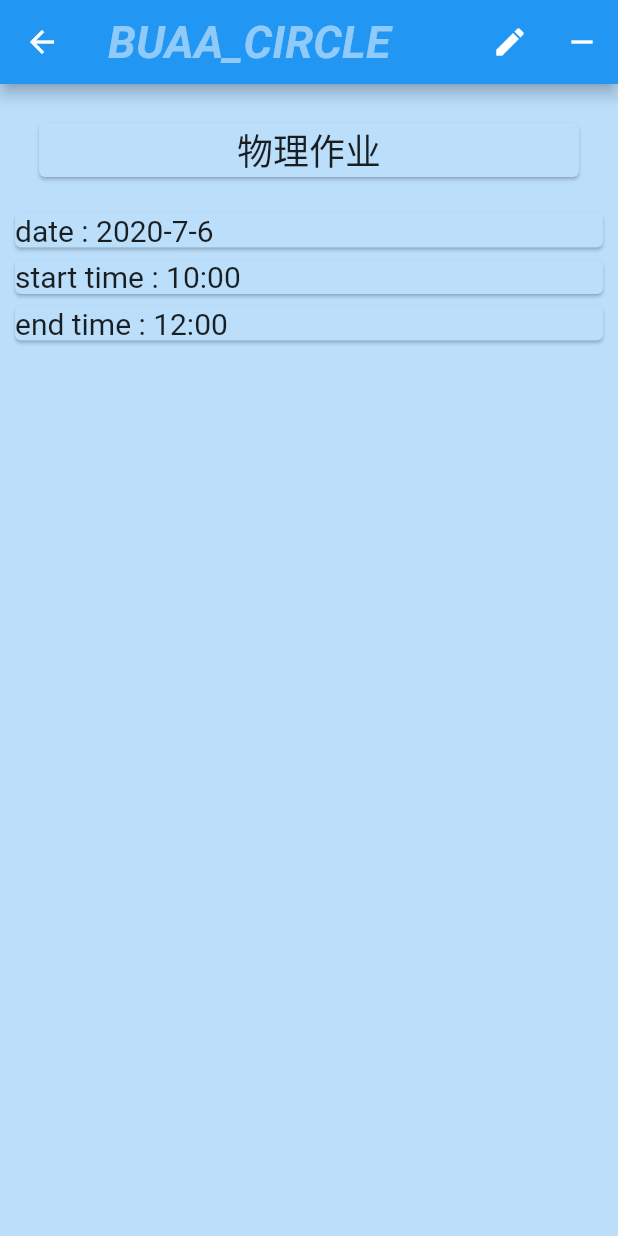
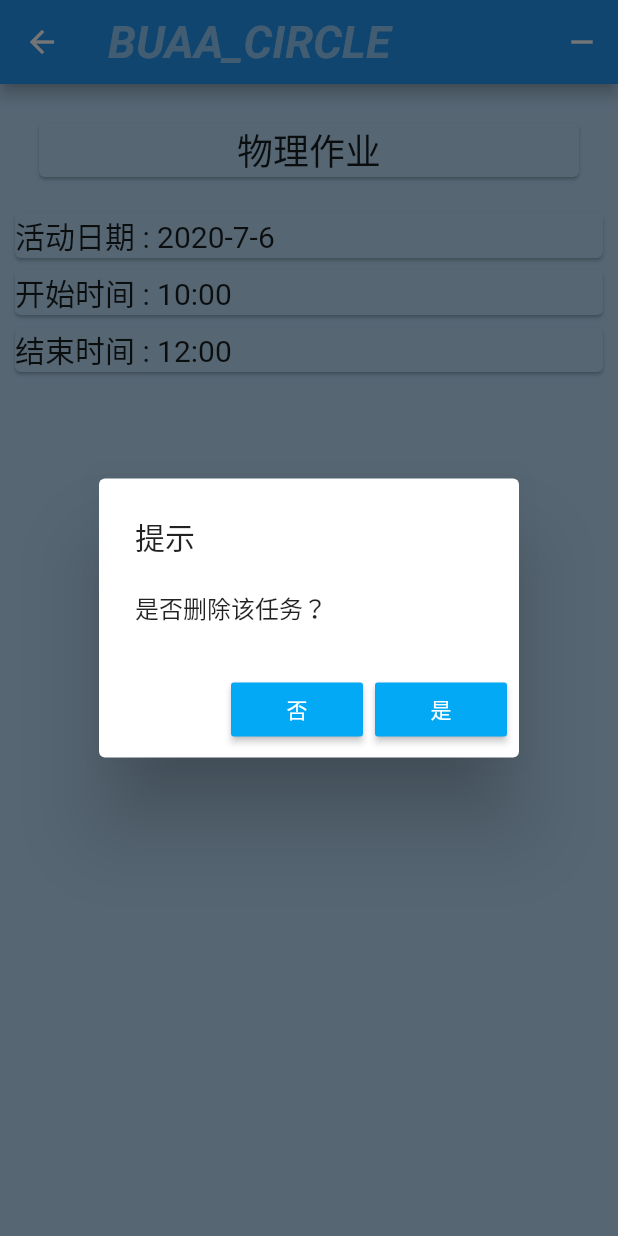
Before and after one commit to buaaers-developers/BUAA_Circle_Real, a Flutter app: the TaskRoute screen opened directly with sample values from the repository, after a tap on the "remove" icon, on a phone screen of 412 x 824 dp. Run offline on Flutter 3.47's test engine with Material 2 defaults, Android fonts, the phone set to English and light mode, and no system bars; missing offline and left inert: flutter_timetable_view, timeline_list.

Commit message:
v1.2 removable task

```diff
--- a/lib/main_routes/schedule_route.dart
+++ b/lib/main_routes/schedule_route.dart
@@ -53,7 +53,11 @@ class _ScheduleRouteState extends State<ScheduleRoute> {
   }
 
   void modify(Task task) async {
-    await Navigator.push(context, MaterialPageRoute(builder: (context) => TaskRoute(task)));
+    String signal = await Navigator.push(context,
+        MaterialPageRoute(builder: (context) => TaskRoute(task)));
+    if (signal != null && signal == "delete") {
+      tasks.remove(task);
+    }
     setState(() { });
   }
 
--- a/lib/main_routes/task_route.dart
+++ b/lib/main_routes/task_route.dart
@@ -16,8 +16,9 @@ class TaskRoute extends StatefulWidget {
 class _TaskRouteState extends State<TaskRoute> {
 
   final Task _task;
+  final Color _themeColor;
 
-  _TaskRouteState(this._task);
+  _TaskRouteState(this._task) : this._themeColor = _task.category.cardColor;
 
   @override
   Widget build(BuildContext context) {
@@ -33,8 +34,9 @@ class _TaskRouteState extends State<TaskRoute> {
           ),
         ),
         actions: <Widget>[
-          IconButton(icon: Icon(Icons.edit), onPressed: () {}),
-          IconButton(icon: Icon(Icons.remove), onPressed: () {}),
+          IconButton(icon: Icon(Icons.remove), onPressed: () {
+            deleteAlert();
+          }),
         ],
       ),
       body: ListView(
@@ -48,7 +50,7 @@ class _TaskRouteState extends State<TaskRoute> {
               ),
               textAlign: TextAlign.center,
             ),
-            color: _task.category.cardColor,
+            color: _themeColor,
             margin: EdgeInsets.all(20.0),
           ),
           GestureDetector(
@@ -68,7 +70,7 @@ class _TaskRouteState extends State<TaskRoute> {
             },
             child: Card(
               child: Text(
-                "date :\t" + _task.startTime.year.toString() + "-"
+                "活动日期 :\t" + _task.startTime.year.toString() + "-"
                     + _task.startTime.month.toString() + "-"
                     + _task.startTime.day.toString(),
                 style: TextStyle(
@@ -76,7 +78,7 @@ class _TaskRouteState extends State<TaskRoute> {
                 ),
                 textAlign: TextAlign.left,
               ),
-              color: _task.category.cardColor,
+              color: _themeColor,
             ),
           ),
           GestureDetector(
@@ -97,13 +99,13 @@ class _TaskRouteState extends State<TaskRoute> {
             },
             child: Card(
               child: Text(
-                "start time :\t" + timeFormat(_task.startTime.hour, _task.startTime.minute),
+                "开始时间 :\t" + timeFormat(_task.startTime.hour, _task.startTime.minute),
                 style: TextStyle(
                   fontSize: 20,
                 ),
                 textAlign: TextAlign.left,
               ),
-              color: _task.category.cardColor,
+              color: _themeColor,
             ),
           ),
           GestureDetector(
@@ -124,18 +126,18 @@ class _TaskRouteState extends State<TaskRoute> {
             },
             child: Card(
               child: Text(
-                "end time :\t" + timeFormat(_task.endTime.hour, _task.endTime.minute),
+                "结束时间 :\t" + timeFormat(_task.endTime.hour, _task.endTime.minute),
                 style: TextStyle(
                   fontSize: 20,
                 ),
                 textAlign: TextAlign.left,
               ),
-              color: _task.category.cardColor,
+              color: _themeColor,
             ),
           ),
         ],
       ),
-      backgroundColor: _task.category.cardColor,
+      backgroundColor: _themeColor,
     );
   }
 
@@ -143,4 +145,35 @@ class _TaskRouteState extends State<TaskRoute> {
     return hh.toString() + (mm >= 10 ? ":" : ":0") + mm.toString();
   }
 
+  void deleteAlert() async {
+    await showDialog(
+      context: context,
+      barrierDismissible: false,
+      builder: (BuildContext context) {
+        return AlertDialog(
+          title: Text("提示"),
+          content: Text("是否删除该任务？"),
+          actions: <Widget>[
+            MaterialButton(
+              child: Text("否"),
+              textColor: Colors.white,
+              color: Colors.lightBlue,
+              onPressed: () {
+                Navigator.pop(context);
+              },
+            ),
+            MaterialButton(
+              child: Text("是"),
+              textColor: Colors.white,
+              color: Colors.lightBlue,
+              onPressed: () {
+                Navigator.pop(context);
+                Navigator.pop(context, "delete");
+              },
+            ),
+          ],
+        );
+      },
+    );
+  }
 }
--- a/lib/main_routes/timeline_route.dart
+++ b/lib/main_routes/timeline_route.dart
@@ -72,7 +72,11 @@ class _TimelineRouteState extends State<TimelineRoute> {
   }
 
   void modify(Task task) async {
-    await Navigator.push(context, MaterialPageRoute(builder: (context) => TaskRoute(task)));
+    String signal = await Navigator.push(context,
+        MaterialPageRoute(builder: (context) => TaskRoute(task)));
+    if (signal != null && signal == "delete") {
+      tasks.remove(task);
+    }
     setState(() { });
   }
 
```
